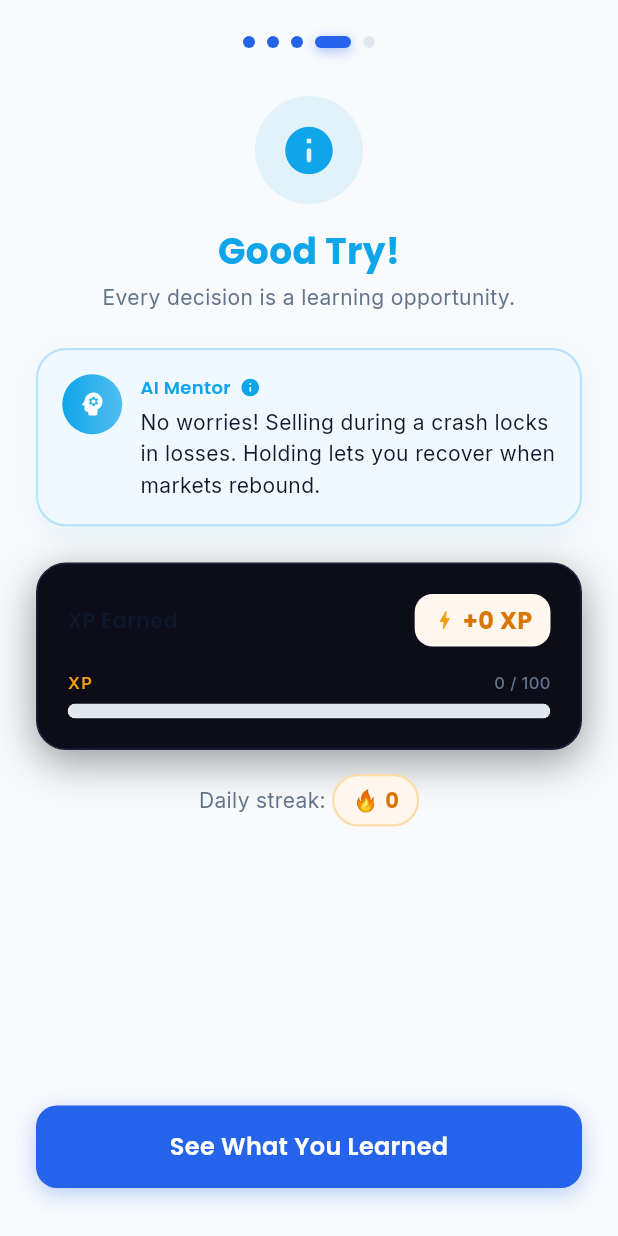
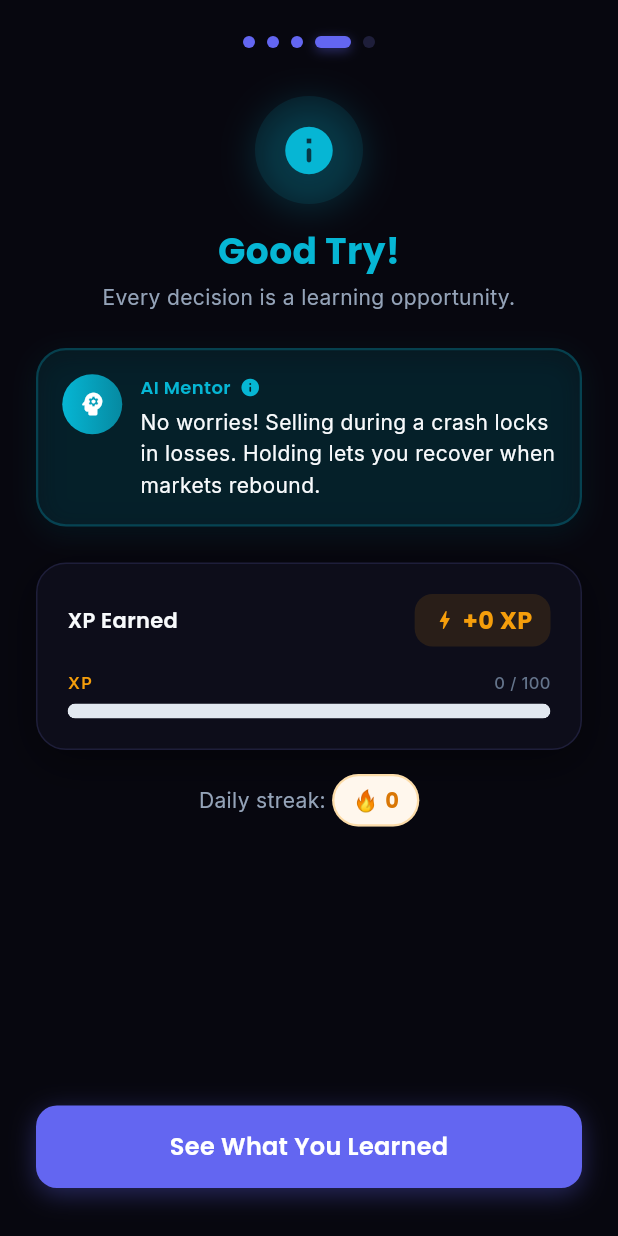
Before and after one commit to yusufsmnc/finquest-ai, a Flutter app: the OnboardingResultScreen screen opened directly, after a tap on "See What You Learned", on a phone screen of 412 x 824 dp. Run offline on Flutter 3.47's test engine with Material 3 defaults, Android fonts, the phone set to English and light mode, and no system bars; our stand-ins replace flutter_riverpod, google_fonts, shared_preferences; accounts and stored records are empty.

Commit message:
feat: migrate onboarding flow to dark premium theme
Apply AppColors design tokens across all 5 onboarding screens and shared widgets (PrimaryButton, MentorChatBubble, ProgressDots, MentorIntro). Replace all hardcoded light colors with dark surface backgrounds, glow shadows, and consistent accent colors.

Co-Authored-By: Claude Sonnet 4.6 <noreply@anthropic.com>

```diff
--- a/lib/features/onboarding/presentation/screens/onboarding_result_screen.dart
+++ b/lib/features/onboarding/presentation/screens/onboarding_result_screen.dart
@@ -9,10 +9,10 @@ import '../../../../shared/widgets/mentor_chat_bubble.dart';
 import '../../../../shared/widgets/xp_progress_bar.dart';
 import '../../../../shared/widgets/xp_float_indicator.dart';
 import '../../../../shared/widgets/streak_counter.dart';
+import '../../../../core/theme/app_colors.dart';
 
 /// S4 — Result Screen.
 /// Shows mentor feedback, XP earned, and streak.
-/// XPFloatIndicator plays on mount (XP_GAINED already fired).
 class OnboardingResultScreen extends ConsumerStatefulWidget {
   const OnboardingResultScreen({super.key});
 
@@ -28,7 +28,6 @@ class _OnboardingResultScreenState
   late Animation<double> _opacity;
   late Animation<Offset> _slide;
   bool _xpFloatShown = false;
-  // XPProgressBar: spec requires animate from 0 → xpProgress (600ms, easeOutCubic), delay 400ms
   double _xpBarProgress = 0.0;
 
   @override
@@ -59,12 +58,14 @@ class _OnboardingResultScreenState
     final reduced = MediaQuery.of(context).disableAnimations;
     if (reduced) {
       _revealController.value = 1;
-      setState(() => _xpBarProgress = ref.read(onboardingNotifierProvider).xpProgress);
+      setState(() =>
+          _xpBarProgress = ref.read(onboardingNotifierProvider).xpProgress);
     } else {
       _revealController.forward();
       Future.delayed(const Duration(milliseconds: 400), () {
         if (mounted) {
-          setState(() => _xpBarProgress = ref.read(onboardingNotifierProvider).xpProgress);
+          setState(() =>
+              _xpBarProgress = ref.read(onboardingNotifierProvider).xpProgress);
         }
       });
     }
@@ -85,11 +86,17 @@ class _OnboardingResultScreenState
 
   @override
   Widget build(BuildContext context) {
-    final isCorrect = ref.watch(onboardingNotifierProvider.select((s) => s.isCorrect)) ?? false;
-    final xpEarned = ref.watch(onboardingNotifierProvider.select((s) => s.xpEarned));
-    final currentStreak = ref.watch(onboardingNotifierProvider.select((s) => s.currentStreak));
-    final showXpFloat = ref.watch(onboardingNotifierProvider.select((s) => s.showXpFloat));
-    final streakPulse = ref.watch(onboardingNotifierProvider.select((s) => s.streakPulse));
+    final isCorrect = ref.watch(
+            onboardingNotifierProvider.select((s) => s.isCorrect)) ??
+        false;
+    final xpEarned = ref
+        .watch(onboardingNotifierProvider.select((s) => s.xpEarned));
+    final currentStreak = ref
+        .watch(onboardingNotifierProvider.select((s) => s.currentStreak));
+    final showXpFloat = ref
+        .watch(onboardingNotifierProvider.select((s) => s.showXpFloat));
+    final streakPulse = ref
+        .watch(onboardingNotifierProvider.select((s) => s.streakPulse));
     final dispatcher = ref.read(onboardingDispatcherProvider);
 
     final mentorMessage = isCorrect
@@ -101,7 +108,7 @@ class _OnboardingResultScreenState
       child: Stack(
         children: [
           Scaffold(
-            backgroundColor: const Color(0xFFF8FAFC),
+            backgroundColor: AppColors.background,
             body: SafeArea(
               child: FadeTransition(
                 opacity: _opacity,
@@ -114,24 +121,19 @@ class _OnboardingResultScreenState
                         const SizedBox(height: 24),
                         const OnboardingProgressDots(currentStep: 4),
                         const SizedBox(height: 32),
-                        // Result header
                         _ResultHeader(isCorrect: isCorrect),
                         const SizedBox(height: 24),
-                        // Mentor feedback
                         MentorChatBubble(
                           message: mentorMessage,
                           isCorrect: isCorrect,
                         ),
                         const SizedBox(height: 24),
-                        // XP Card — progress starts at 0 and animates to xpProgress
-                        // after 400ms delay (spec: easeOutCubic 600ms fill animation)
                         _XpEarnedCard(
                           xpEarned: xpEarned,
                           isCorrect: isCorrect,
                           progress: _xpBarProgress,
                         ),
                         const SizedBox(height: 16),
-                        // Streak row
                         Row(
                           mainAxisAlignment: MainAxisAlignment.center,
                           children: [
@@ -140,7 +142,7 @@ class _OnboardingResultScreenState
                               style: TextStyle(
                                 fontFamily: 'Inter',
                                 fontSize: 14,
-                                color: Color(0xFF64748B),
+                                color: AppColors.textSecondary,
                               ),
                             ),
                             StreakCounter(
@@ -154,9 +156,7 @@ class _OnboardingResultScreenState
                           label: isCorrect
                               ? 'See Your Reward!'
                               : 'See What You Learned',
-                          onTap: () {
-                            dispatcher.onResultContinued();
-                          },
+                          onTap: () => dispatcher.onResultContinued(),
                         ),
                         const SizedBox(height: 32),
                       ],
@@ -166,7 +166,6 @@ class _OnboardingResultScreenState
               ),
             ),
           ),
-          // XP Float Overlay
           if (_xpFloatShown)
             Positioned(
               left: 0,
@@ -192,10 +191,8 @@ class _ResultHeader extends StatelessWidget {
 
   @override
   Widget build(BuildContext context) {
-    final color =
-        isCorrect ? const Color(0xFF16A34A) : const Color(0xFF0EA5E9);
-    final icon =
-        isCorrect ? Icons.check_circle_rounded : Icons.info_rounded;
+    final color = isCorrect ? AppColors.success : AppColors.cyan;
+    final icon = isCorrect ? Icons.check_circle_rounded : Icons.info_rounded;
     final headline = isCorrect ? 'Great Choice!' : 'Good Try!';
     final subline = isCorrect
         ? 'You made the smart financial decision.'
@@ -209,6 +206,13 @@ class _ResultHeader extends StatelessWidget {
           decoration: BoxDecoration(
             color: color.withValues(alpha: 0.1),
             shape: BoxShape.circle,
+            boxShadow: [
+              BoxShadow(
+                color: color.withValues(alpha: 0.2),
+                blurRadius: 20,
+                offset: const Offset(0, 4),
+              ),
+            ],
           ),
           child: Icon(icon, color: color, size: 38),
         ),
@@ -229,7 +233,7 @@ class _ResultHeader extends StatelessWidget {
           style: const TextStyle(
             fontFamily: 'Inter',
             fontSize: 14,
-            color: Color(0xFF64748B),
+            color: AppColors.textSecondary,
           ),
         ),
       ],
@@ -262,21 +266,21 @@ class _XpEarnedCard extends StatelessWidget {
                   fontFamily: 'Poppins',
                   fontSize: 14,
                   fontWeight: FontWeight.w600,
-                  color: Color(0xFF0F172A),
+                  color: AppColors.textPrimary,
                 ),
               ),
               Container(
-                padding:
-                    const EdgeInsets.symmetric(horizontal: 12, vertical: 6),
+                padding: const EdgeInsets.symmetric(
+                    horizontal: 12, vertical: 6),
                 decoration: BoxDecoration(
-                  color: const Color(0xFFFFF7ED),
+                  color: AppColors.xpGold.withValues(alpha: 0.12),
                   borderRadius: BorderRadius.circular(12),
                 ),
                 child: Row(
                   mainAxisSize: MainAxisSize.min,
                   children: [
                     const Icon(Icons.bolt_rounded,
-                        color: Color(0xFFF59E0B), size: 16),
+                        color: AppColors.xpGold, size: 16),
                     const SizedBox(width: 4),
                     Text(
                       '+$xpEarned XP',
@@ -284,7 +288,7 @@ class _XpEarnedCard extends StatelessWidget {
                         fontFamily: 'Poppins',
                         fontSize: 16,
                         fontWeight: FontWeight.w700,
-                        color: Color(0xFFD97706),
+                        color: AppColors.xpGold,
                       ),
                     ),
                   ],
@@ -301,17 +305,18 @@ class _XpEarnedCard extends StatelessWidget {
           if (isCorrect) ...[
             const SizedBox(height: 12),
             Container(
-              padding: const EdgeInsets.symmetric(
-                  horizontal: 12, vertical: 8),
+              padding: const EdgeInsets.symmetric(horizontal: 12, vertical: 8),
               decoration: BoxDecoration(
-                color: const Color(0xFF16A34A).withValues(alpha: 0.06),
+                color: AppColors.success.withValues(alpha: 0.08),
                 borderRadius: BorderRadius.circular(10),
+                border: Border.all(
+                    color: AppColors.success.withValues(alpha: 0.2)),
               ),
               child: const Row(
                 mainAxisSize: MainAxisSize.min,
                 children: [
                   Icon(Icons.stars_rounded,
-                      color: Color(0xFF16A34A), size: 14),
+                      color: AppColors.success, size: 14),
                   SizedBox(width: 6),
                   Text(
                     'Bonus: Correct Answer +50 XP',
@@ -319,7 +324,7 @@ class _XpEarnedCard extends StatelessWidget {
                       fontFamily: 'Inter',
                       fontSize: 12,
                       fontWeight: FontWeight.w600,
-                      color: Color(0xFF16A34A),
+                      color: AppColors.success,
                     ),
                   ),
                 ],
--- a/lib/features/onboarding/presentation/screens/onboarding_xp_reveal_screen.dart
+++ b/lib/features/onboarding/presentation/screens/onboarding_xp_reveal_screen.dart
@@ -6,6 +6,7 @@ import '../../../../shared/widgets/animated_button.dart';
 import '../../../../shared/widgets/card_container.dart';
 import '../../../../shared/widgets/xp_progress_bar.dart';
 import '../../../../shared/widgets/level_indicator.dart';
+import '../../../../core/theme/app_colors.dart';
 
 /// S2 — XP Reveal Screen.
 /// Introduces the XP & leveling system with an animated reveal.
@@ -71,7 +72,7 @@ class _OnboardingXpRevealScreenState
     return PopScope(
       canPop: false,
       child: Scaffold(
-        backgroundColor: const Color(0xFFF8FAFC),
+        backgroundColor: AppColors.background,
         body: SafeArea(
           child: Padding(
             padding: const EdgeInsets.symmetric(horizontal: 24),
@@ -84,28 +85,27 @@ class _OnboardingXpRevealScreenState
                   opacity: _fadeIn,
                   child: Column(
                     children: [
-                      // XP system icon
                       Container(
                         width: 96,
                         height: 96,
                         decoration: BoxDecoration(
-                          color: const Color(0xFFFFF7ED),
+                          color: AppColors.xpGold.withValues(alpha: 0.1),
                           shape: BoxShape.circle,
                           border: Border.all(
-                            color: const Color(0xFFF59E0B).withValues(alpha: 0.3),
+                            color: AppColors.xpGold.withValues(alpha: 0.3),
                             width: 2,
                           ),
                           boxShadow: [
                             BoxShadow(
-                              color: const Color(0xFFF59E0B).withValues(alpha: 0.2),
-                              blurRadius: 24,
+                              color: AppColors.xpGold.withValues(alpha: 0.25),
+                              blurRadius: 28,
                               offset: const Offset(0, 8),
                             ),
                           ],
                         ),
                         child: const Icon(
                           Icons.bolt_rounded,
-                          color: Color(0xFFF59E0B),
+                          color: AppColors.xpGold,
                           size: 52,
                         ),
                       ),
@@ -117,7 +117,7 @@ class _OnboardingXpRevealScreenState
                           fontFamily: 'Poppins',
                           fontSize: 26,
                           fontWeight: FontWeight.w700,
-                          color: Color(0xFF0F172A),
+                          color: AppColors.textPrimary,
                         ),
                       ),
                       const SizedBox(height: 12),
@@ -129,7 +129,7 @@ class _OnboardingXpRevealScreenState
                           fontFamily: 'Inter',
                           fontSize: 15,
                           fontWeight: FontWeight.w400,
-                          color: Color(0xFF64748B),
+                          color: AppColors.textSecondary,
                           height: 1.6,
                         ),
                       ),
@@ -137,17 +137,13 @@ class _OnboardingXpRevealScreenState
                   ),
                 ),
                 const SizedBox(height: 40),
-                // XP preview card
                 AnimatedBuilder(
                   animation: _progressAnim,
                   builder: (context, _) {
-                    return _XpPreviewCard(
-                      progress: _progressAnim.value,
-                    );
+                    return _XpPreviewCard(progress: _progressAnim.value);
                   },
                 ),
                 const SizedBox(height: 32),
-                // XP earn previews
                 FadeTransition(
                   opacity: _fadeIn,
                   child: const _XpEarnPreview(),
@@ -183,10 +179,9 @@ class _XpPreviewCard extends StatelessWidget {
             children: [
               const LevelIndicator(level: 1),
               Container(
-                padding:
-                    const EdgeInsets.symmetric(horizontal: 10, vertical: 4),
+                padding: const EdgeInsets.symmetric(horizontal: 10, vertical: 4),
                 decoration: BoxDecoration(
-                  color: const Color(0xFFFFF7ED),
+                  color: AppColors.xpGold.withValues(alpha: 0.12),
                   borderRadius: BorderRadius.circular(20),
                 ),
                 child: Text(
@@ -195,7 +190,7 @@ class _XpPreviewCard extends StatelessWidget {
                     fontFamily: 'Poppins',
                     fontSize: 13,
                     fontWeight: FontWeight.w700,
-                    color: Color(0xFFD97706),
+                    color: AppColors.xpGold,
                   ),
                 ),
               ),
@@ -215,7 +210,7 @@ class _XpPreviewCard extends StatelessWidget {
               style: TextStyle(
                 fontFamily: 'Inter',
                 fontSize: 11,
-                color: Color(0xFF64748B),
+                color: AppColors.textSecondary,
               ),
             ),
           ),
@@ -230,12 +225,12 @@ class _XpEarnPreview extends StatelessWidget {
 
   @override
   Widget build(BuildContext context) {
-    return Row(
-      children: const [
+    return const Row(
+      children: [
         Expanded(
           child: _EarnItem(
             icon: Icons.check_circle_rounded,
-            color: Color(0xFF16A34A),
+            color: AppColors.success,
             label: 'Correct Decision',
             xp: '+50 XP',
           ),
@@ -244,7 +239,7 @@ class _XpEarnPreview extends StatelessWidget {
         Expanded(
           child: _EarnItem(
             icon: Icons.info_rounded,
-            color: Color(0xFF0EA5E9),
+            color: AppColors.cyan,
             label: 'Participation',
             xp: '+10 XP',
           ),
@@ -272,9 +267,9 @@ class _EarnItem extends StatelessWidget {
     return Container(
       padding: const EdgeInsets.all(14),
       decoration: BoxDecoration(
-        color: color.withValues(alpha: 0.06),
+        color: color.withValues(alpha: 0.08),
         borderRadius: BorderRadius.circular(14),
-        border: Border.all(color: color.withValues(alpha: 0.15)),
+        border: Border.all(color: color.withValues(alpha: 0.2)),
       ),
       child: Column(
         children: [
@@ -296,7 +291,7 @@ class _EarnItem extends StatelessWidget {
             style: const TextStyle(
               fontFamily: 'Inter',
               fontSize: 11,
-              color: Color(0xFF64748B),
+              color: AppColors.textSecondary,
             ),
           ),
         ],
--- a/lib/features/onboarding/presentation/widgets/onboarding_progress_dots.dart
+++ b/lib/features/onboarding/presentation/widgets/onboarding_progress_dots.dart
@@ -1,7 +1,7 @@
 import 'package:flutter/material.dart';
+import '../../../../core/theme/app_colors.dart';
 
 /// OnboardingProgressDots — shows which of the 5 steps is active.
-/// Filled dots = completed or current. Empty dots = upcoming.
 class OnboardingProgressDots extends StatelessWidget {
   final int currentStep;
   final int totalSteps;
@@ -32,12 +32,12 @@ class OnboardingProgressDots extends StatelessWidget {
             decoration: BoxDecoration(
               borderRadius: BorderRadius.circular(4),
               color: isCompleted || isActive
-                  ? const Color(0xFF2563EB)
-                  : const Color(0xFFE2E8F0),
+                  ? AppColors.primary
+                  : AppColors.border,
               boxShadow: isActive
                   ? [
                       BoxShadow(
-                        color: const Color(0xFF2563EB).withValues(alpha: 0.4),
+                        color: AppColors.primaryGlow(0.4),
                         blurRadius: 6,
                         offset: const Offset(0, 2),
                       ),
--- a/lib/shared/widgets/animated_button.dart
+++ b/lib/shared/widgets/animated_button.dart
@@ -1,5 +1,6 @@
 import 'package:flutter/material.dart';
 import 'package:flutter/services.dart';
+import '../../core/theme/app_colors.dart';
 
 /// AnimatedButton — provides press-scale feedback on every tap.
 /// Scale: 1.0 → 0.97 → 1.0 (80ms press + 80ms release).
@@ -82,7 +83,7 @@ class _AnimatedButtonState extends State<AnimatedButton>
               padding: widget.padding,
               decoration: widget.decoration ??
                   BoxDecoration(
-                    color: const Color(0xFF2563EB),
+                    color: AppColors.primary,
                     borderRadius: BorderRadius.circular(14),
                   ),
               child: widget.child,
@@ -114,15 +115,15 @@ class PrimaryButton extends StatelessWidget {
       onTap: isLoading ? null : onTap,
       decoration: BoxDecoration(
         color: onTap == null
-            ? const Color(0xFF2563EB).withValues(alpha: 0.5)
-            : const Color(0xFF2563EB),
+            ? AppColors.primary.withValues(alpha: 0.5)
+            : AppColors.primary,
         borderRadius: BorderRadius.circular(14),
         boxShadow: onTap == null
             ? null
             : [
                 BoxShadow(
-                  color: const Color(0xFF2563EB).withValues(alpha: 0.3),
-                  blurRadius: 12,
+                  color: AppColors.primaryGlow(0.35),
+                  blurRadius: 14,
                   offset: const Offset(0, 4),
                 ),
               ],
@@ -170,7 +171,7 @@ class SecondaryButton extends StatelessWidget {
       onTap: onTap,
       decoration: BoxDecoration(
         color: Colors.transparent,
-        border: Border.all(color: const Color(0xFF2563EB), width: 1.5),
+        border: Border.all(color: AppColors.primary, width: 1.5),
         borderRadius: BorderRadius.circular(14),
       ),
       child: Center(
@@ -180,7 +181,7 @@ class SecondaryButton extends StatelessWidget {
             fontFamily: 'Poppins',
             fontSize: 16,
             fontWeight: FontWeight.w600,
-            color: Color(0xFF2563EB),
+            color: AppColors.primary,
             letterSpacing: 0.2,
           ),
         ),
--- a/lib/shared/widgets/mentor_chat_bubble.dart
+++ b/lib/shared/widgets/mentor_chat_bubble.dart
@@ -1,4 +1,5 @@
 import 'package:flutter/material.dart';
+import '../../core/theme/app_colors.dart';
 
 /// MentorChatBubble — renders AI mentor feedback messages.
 /// Appears with a subtle fade+slide-in animation.
@@ -65,13 +66,7 @@ class _MentorChatBubbleState extends State<MentorChatBubble>
 
   @override
   Widget build(BuildContext context) {
-    final accentColor = widget.isCorrect
-        ? const Color(0xFF16A34A)
-        : const Color(0xFF0EA5E9);
-
-    final bgColor = widget.isCorrect
-        ? const Color(0xFFF0FDF4)
-        : const Color(0xFFF0F9FF);
+    final accentColor = widget.isCorrect ? AppColors.success : AppColors.cyan;
 
     return FadeTransition(
       opacity: _opacity,
@@ -82,7 +77,7 @@ class _MentorChatBubbleState extends State<MentorChatBubble>
           child: Container(
             padding: const EdgeInsets.all(16),
             decoration: BoxDecoration(
-              color: bgColor,
+              color: accentColor.withValues(alpha: 0.08),
               borderRadius: BorderRadius.circular(20),
               border: Border.all(
                 color: accentColor.withValues(alpha: 0.25),
@@ -90,16 +85,20 @@ class _MentorChatBubbleState extends State<MentorChatBubble>
               ),
               boxShadow: [
                 BoxShadow(
-                  color: accentColor.withValues(alpha: 0.08),
-                  blurRadius: 12,
+                  color: accentColor.withValues(alpha: 0.1),
+                  blurRadius: 14,
                   offset: const Offset(0, 4),
+                ),
+                BoxShadow(
+                  color: Colors.black.withValues(alpha: 0.25),
+                  blurRadius: 10,
+                  offset: const Offset(0, 2),
                 ),
               ],
             ),
             child: Row(
               crossAxisAlignment: CrossAxisAlignment.start,
               children: [
-                // Mentor avatar
                 Container(
                   width: 40,
                   height: 40,
@@ -148,7 +147,7 @@ class _MentorChatBubbleState extends State<MentorChatBubble>
                           fontFamily: 'Inter',
                           fontSize: 14,
                           fontWeight: FontWeight.w400,
-                          color: Color(0xFF0F172A),
+                          color: AppColors.textPrimary,
                           height: 1.5,
                         ),
                       ),
```
Also changed, not shown: lib/features/onboarding/presentation/screens/onboarding_decision_screen.dart (+64 -72 lines), lib/features/onboarding/presentation/screens/onboarding_level_up_screen.dart (+57 -62 lines), lib/features/onboarding/presentation/screens/onboarding_welcome_screen.dart (+19 -38 lines), lib/features/onboarding/presentation/widgets/onboarding_mentor_intro.dart (+6 -6 lines).
